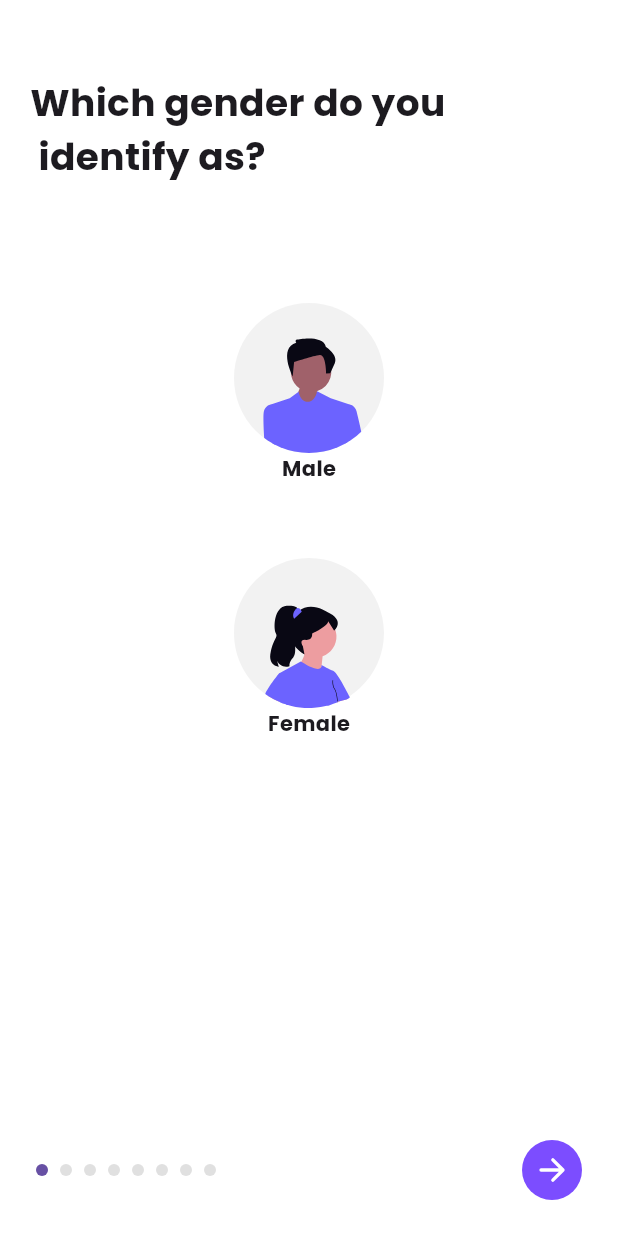
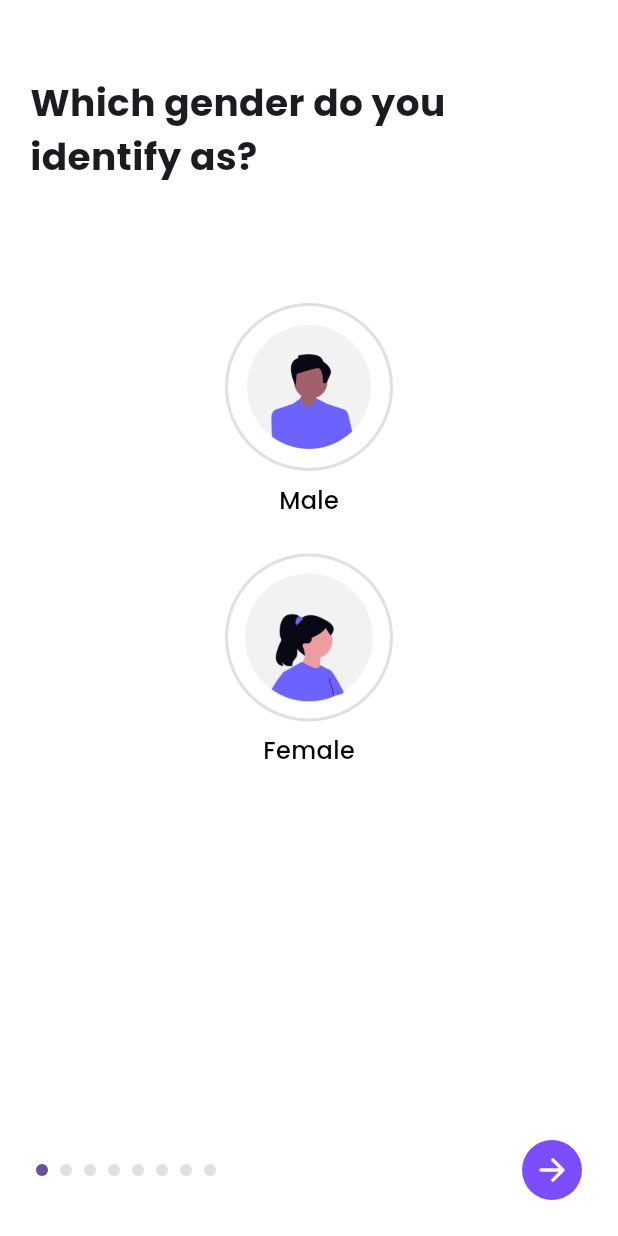
Before and after one commit to mayurpawar17/onboarding_app, a Flutter app: the screen it shows after launch, on a phone screen of 412 x 824 dp. Run offline on Flutter 3.47's test engine with Material 3 defaults, Android fonts, the phone set to English and light mode, and no system bars; our stand-ins replace google_fonts, ionicons.

Commit message:
changes in gender section and add home screen

```diff
--- /dev/null
+++ b/lib/screens/home_screen.dart
@@ -0,0 +1,10 @@
+import 'package:flutter/material.dart';
+
+class HomeScreen extends StatelessWidget {
+  const HomeScreen({super.key});
+
+  @override
+  Widget build(BuildContext context) {
+    return const Scaffold();
+  }
+}
--- a/lib/screens/onboarding_screen.dart
+++ b/lib/screens/onboarding_screen.dart
@@ -1,6 +1,5 @@
 import 'package:flutter/cupertino.dart';
 import 'package:flutter/material.dart';
-import 'package:flutter_svg/svg.dart';
 import 'package:ionicons/ionicons.dart';
 
 class OnboardingScreen extends StatefulWidget {
@@ -14,6 +13,8 @@ class _OnboardingScreenState extends State<OnboardingScreen> {
   final PageController _pageController = PageController();
   int _currentPage = 0;
   final _formKey = GlobalKey<FormState>();
+
+  String? selectedGender;
 
   List<String> days = List.generate(
     31,
@@ -107,44 +108,61 @@ class _OnboardingScreenState extends State<OnboardingScreen> {
 
   Widget _buildGenderSection() {
     return Padding(
-      padding: const EdgeInsets.symmetric(vertical: 50, horizontal: 20),
+      padding: const EdgeInsets.symmetric(vertical: 50.0, horizontal: 20),
       child: Column(
         crossAxisAlignment: CrossAxisAlignment.start,
-
         children: [
           Text(
-            'Which gender do you \n identify as?',
+            "Which gender do you identify as?",
             style: TextStyle(fontSize: 25, fontWeight: FontWeight.bold),
           ),
-          SizedBox(height: 80),
+          const SizedBox(height: 80),
           Center(
             child: Column(
               children: [
-                Column(
-                  children: [
-                    SvgPicture.asset(
-                      'assets/male.svg',
-                      width: 100,
-                      height: 100,
-                    ),
-                    Text('Male', style: TextStyle(fontWeight: FontWeight.bold)),
-                  ],
-                ),
-                SizedBox(height: 50),
-                Column(
-                  children: [
-                    SvgPicture.asset(
-                      'assets/female.svg',
-                      width: 100,
-                      height: 100,
-                    ),
-                    Text(
-                      'Female',
-                      style: TextStyle(fontWeight: FontWeight.bold),
-                    ),
-                  ],
-                ),
+                _buildGenderOption("Male", "assets/male.png"),
+                const SizedBox(height: 24),
+                _buildGenderOption("Female", "assets/female.png"),
               ],
+            ),
+          ),
+        ],
+      ),
+    );
+  }
+
+  Widget _buildGenderOption(String gender, String imagePath) {
+    final isSelected = selectedGender == gender;
+    return GestureDetector(
+      onTap: () {
+        setState(() {
+          selectedGender = gender;
+        });
+      },
+      child: Column(
+        children: [
+          Container(
+            padding: EdgeInsets.all(4),
+            decoration: BoxDecoration(
+              shape: BoxShape.circle,
+              border: Border.all(
+                color: isSelected ? Colors.deepPurple : Colors.grey.shade300,
+                width: 2,
+              ),
+            ),
+            child: CircleAvatar(
+              radius: 50,
+              backgroundImage: AssetImage(imagePath),
+              backgroundColor: Colors.transparent,
+            ),
+          ),
+          const SizedBox(height: 8),
+          Text(
+            gender,
+            style: TextStyle(
+              fontSize: 16,
+              fontWeight: FontWeight.w500,
+              color: isSelected ? Colors.deepPurple : Colors.black,
             ),
           ),
         ],
@@ -506,10 +524,10 @@ class _OnboardingScreenState extends State<OnboardingScreen> {
         crossAxisAlignment: CrossAxisAlignment.start,
         children: [
           Text(
-            "What's your Target\n  Weight?",
+            "What's your Target\nWeight?",
             style: TextStyle(fontSize: 25, fontWeight: FontWeight.bold),
           ),
-          SizedBox(height: 20),
+          SizedBox(height: 50),
           Center(
             child: Column(
               mainAxisAlignment: MainAxisAlignment.center,
@@ -543,7 +561,7 @@ class _OnboardingScreenState extends State<OnboardingScreen> {
                     ],
                   ),
 
-                const SizedBox(height: 30),
+                const SizedBox(height: 25),
 
                 // Toggle switch
                 CupertinoSegmentedControl<int>(
```
Also changed, not shown: assets/female.png (added), assets/male.png (added), lib/generated/assets.dart (added).
